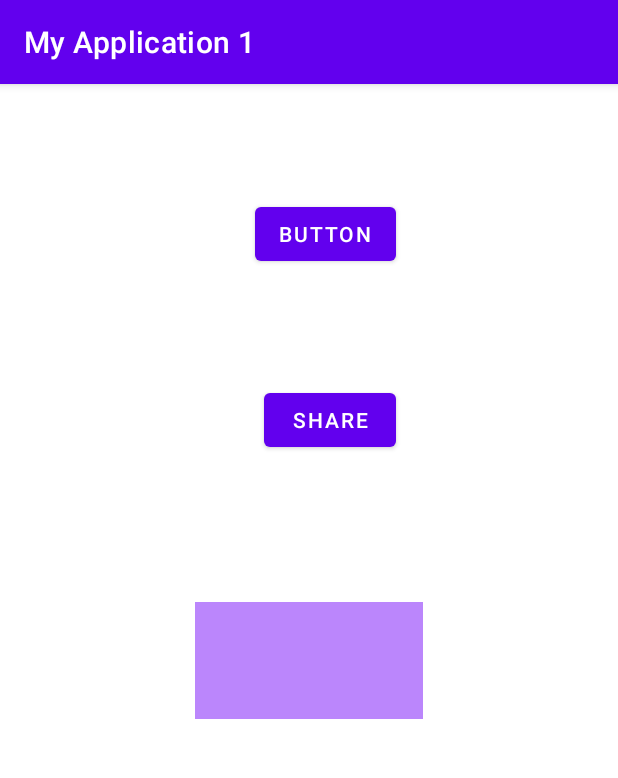
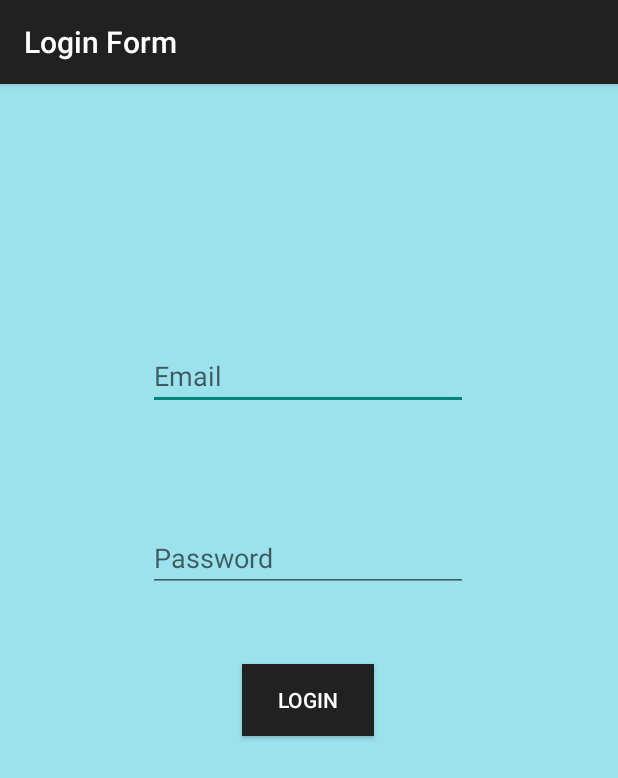
Before and after one commit to BSamim/firstAndroidProject, an Android app: the screen it shows after launch (MainActivity), on a phone screen of 412 x 824 dp. Shown: the top 778 px of the screen. Run offline under Robolectric (Android 15) with nearby library versions, the phone set to English and light mode, and no system bars; 2 statements that could not run were skipped.

Commit message:
Login Page

```diff
--- a/app/src/main/res/layout/activity_main.xml
+++ b/app/src/main/res/layout/activity_main.xml
@@ -4,37 +4,46 @@
     xmlns:tools="http://schemas.android.com/tools"
     android:layout_width="match_parent"
     android:layout_height="match_parent"
+    android:background="#6100BCD4"
     tools:context=".MainActivity">
 
-    <TextView
-        android:id="@+id/output"
-        android:layout_width="152dp"
-        android:layout_height="78dp"
-        android:background="@color/purple_200"
-        android:textSize="24sp"
-        app:layout_constraintBottom_toBottomOf="parent"
-        app:layout_constraintLeft_toLeftOf="parent"
-        app:layout_constraintRight_toRightOf="parent"
+    <EditText
+        android:id="@+id/editTextTextEmailAddress"
+        android:layout_width="wrap_content"
+        android:layout_height="wrap_content"
+        android:layout_marginTop="172dp"
+        android:ems="10"
+        android:hint="Email"
+        android:inputType="textEmailAddress"
+        app:layout_constraintEnd_toEndOf="parent"
+        app:layout_constraintHorizontal_bias="0.497"
+        app:layout_constraintStart_toStartOf="parent"
         app:layout_constraintTop_toTopOf="parent" />
 
-    <Button
-        android:id="@+id/btn1"
+    <EditText
+        android:id="@+id/editTextTextPassword"
         android:layout_width="wrap_content"
         android:layout_height="wrap_content"
         android:layout_marginTop="76dp"
-        android:text="Button"
-        app:layout_constraintEnd_toEndOf="parent"
-        app:layout_constraintHorizontal_bias="0.535"
-        app:layout_constraintStart_toStartOf="parent"
-        app:layout_constraintTop_toTopOf="parent" />
+        android:ems="10"
+        android:hint="Password"
+        android:inputType="textPassword"
+        app:layout_constraintBottom_toBottomOf="parent"
+        app:layout_constraintEnd_toEndOf="@+id/editTextTextEmailAddress"
+        app:layout_constraintHorizontal_bias="0.0"
+        app:layout_constraintStart_toStartOf="@+id/editTextTextEmailAddress"
+        app:layout_constraintTop_toBottomOf="@+id/editTextTextEmailAddress"
+        app:layout_constraintVertical_bias="0.0" />
 
     <Button
-        android:id="@+id/share"
+        android:id="@+id/button"
         android:layout_width="wrap_content"
         android:layout_height="wrap_content"
-        android:layout_marginTop="76dp"
-        android:text="Share"
-        app:layout_constraintEnd_toEndOf="@+id/btn1"
-        app:layout_constraintTop_toBottomOf="@+id/btn1" />
-
+        android:layout_marginTop="48dp"
+        android:background="@color/topbar"
+        android:text="Login"
+        android:textColor="#FFFFFF"
+        app:layout_constraintEnd_toEndOf="@+id/editTextTextPassword"
+        app:layout_constraintStart_toStartOf="@+id/editTextTextPassword"
+        app:layout_constraintTop_toBottomOf="@+id/editTextTextPassword" />
 </androidx.constraintlayout.widget.ConstraintLayout>
--- a/app/src/main/res/values/colors.xml
+++ b/app/src/main/res/values/colors.xml
@@ -7,4 +7,5 @@
     <color name="teal_700">#FF018786</color>
     <color name="black">#FF000000</color>
     <color name="white">#FFFFFFFF</color>
+    <color name="topbar">#212121</color>
 </resources>
--- a/app/src/main/res/values/strings.xml
+++ b/app/src/main/res/values/strings.xml
@@ -1,3 +1,3 @@
 <resources>
-    <string name="app_name">My Application 1</string>
+    <string name="app_name">Login Form</string>
 </resources>
--- a/app/src/main/res/values/themes.xml
+++ b/app/src/main/res/values/themes.xml
@@ -1,8 +1,8 @@
 <resources xmlns:tools="http://schemas.android.com/tools">
     <!-- Base application theme. -->
-    <style name="Theme.MyApplication1" parent="Theme.MaterialComponents.DayNight.DarkActionBar">
+    <style name="Theme.MyApplication1" parent="Theme.AppCompat.DayNight.DarkActionBar">
         <!-- Primary brand color. -->
-        <item name="colorPrimary">@color/purple_500</item>
+        <item name="colorPrimary">@color/topbar</item>
         <item name="colorPrimaryVariant">@color/purple_700</item>
         <item name="colorOnPrimary">@color/white</item>
         <!-- Secondary brand color. -->
@@ -10,7 +10,7 @@
         <item name="colorSecondaryVariant">@color/teal_700</item>
         <item name="colorOnSecondary">@color/black</item>
         <!-- Status bar color. -->
-        <item name="android:statusBarColor" tools:targetApi="l">?attr/colorPrimaryVariant</item>
+        <item name="android:statusBarColor" tools:targetApi="l">?attr/colorPrimaryDark</item>
         <!-- Customize your theme here. -->
     </style>
 </resources>
```
